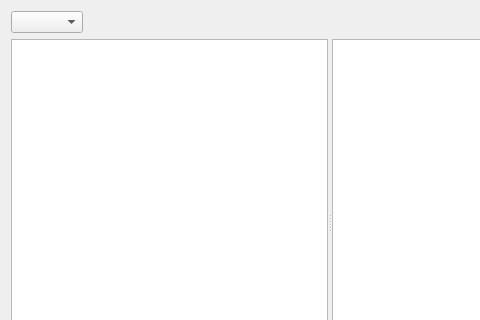
This is src/GUI/Library/GUI_LocalLibrary.ui in return42/sayonara as Qt 5 draws it before an edit; both pictures show x 0 to 480 and y 0 to 320 of the 986 by 813 pixel window. The edited form follows.
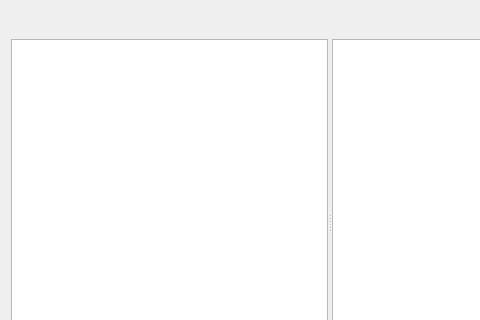
This is the edited form. Icons and pictures are not drawn. Custom widgets are drawn as their Qt base class.

Diff of the .ui file:
```diff
--- a/src/GUI/Library/GUI_LocalLibrary.ui
+++ b/src/GUI/Library/GUI_LocalLibrary.ui
@@ -129,12 +129,9 @@
    <item row="0" column="0">
     <layout class="QHBoxLayout" name="horizontalLayout">
      <item>
-      <widget class="QComboBox" name="combo_lib_chooser">
-       <property name="sizePolicy">
-        <sizepolicy hsizetype="Preferred" vsizetype="Minimum">
-         <horstretch>0</horstretch>
-         <verstretch>0</verstretch>
-        </sizepolicy>
+      <widget class="QFrame" name="header_frame">
+       <property name="frameShape">
+        <enum>QFrame::StyledPanel</enum>
        </property>
        <property name="focusPolicy">
         <enum>Qt::TabFocus</enum>
```
Left out of the diff: 5 changed lines with no effect on the pictures.
